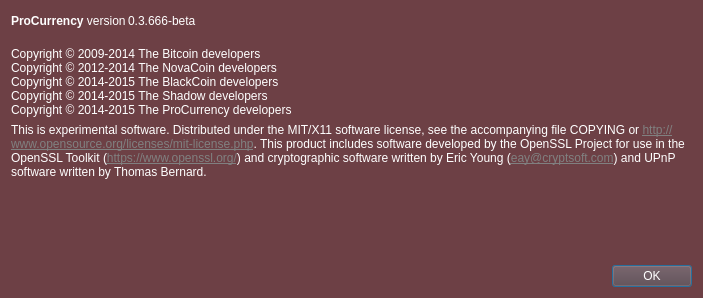
Qt form src/qt/forms/aboutdialog.ui (procommerce-io/procurrency) before a commit.
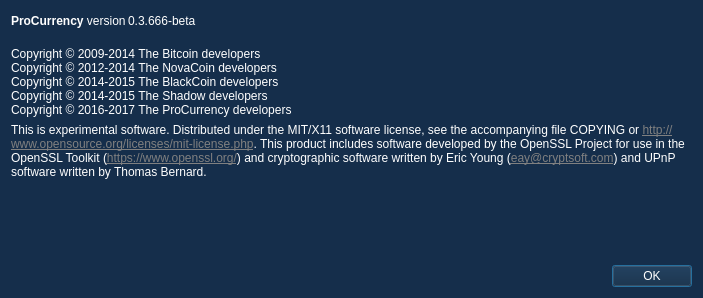
The same form after that commit. Icons and pictures are not drawn.

```diff
--- a/src/qt/forms/aboutdialog.ui
+++ b/src/qt/forms/aboutdialog.ui
@@ -14,7 +14,7 @@
    <string>About ProCurrency</string>
   </property>
   <property name="styleSheet">
-   <string notr="true">background-color: #6d4045;
+   <string notr="true">background-color: #152e4b;
 color: rgb(255, 255, 255);</string>
   </property>
   <layout class="QHBoxLayout" name="horizontalLayout_2">
@@ -77,7 +77,7 @@
           <cursorShape>IBeamCursor</cursorShape>
          </property>
          <property name="text">
-          <string>&lt;html&gt;&lt;head/&gt;&lt;body&gt;&lt;p&gt;Copyright © 2009-2014 The Bitcoin developers&lt;br/&gt;Copyright © 2012-2014 The NovaCoin developers&lt;br/&gt;Copyright © 2014-2015 The BlackCoin developers&lt;br/&gt;Copyright © 2014-2015 The Shadow developers&lt;br/&gt;Copyright © 2014-2015 The ProCurrency developers&lt;/p&gt;&lt;/body&gt;&lt;/html&gt;</string>
+          <string>&lt;html&gt;&lt;head/&gt;&lt;body&gt;&lt;p&gt;Copyright © 2009-2014 The Bitcoin developers&lt;br/&gt;Copyright © 2012-2014 The NovaCoin developers&lt;br/&gt;Copyright © 2014-2015 The BlackCoin developers&lt;br/&gt;Copyright © 2014-2015 The Shadow developers&lt;br/&gt;Copyright © 2016-2017 The ProCurrency developers&lt;/p&gt;&lt;/body&gt;&lt;/html&gt;</string>
          </property>
          <property name="textInteractionFlags">
           <set>Qt::LinksAccessibleByMouse|Qt::TextSelectableByKeyboard|Qt::TextSelectableByMouse</set>
@@ -142,7 +142,7 @@
      <item>
       <widget class="QDialogButtonBox" name="buttonBox">
        <property name="styleSheet">
-        <string notr="true">background-color: rgb(92, 61, 62);</string>
+        <string notr="true">background-color: rgb(11, 31, 55);</string>
        </property>
        <property name="orientation">
         <enum>Qt::Horizontal</enum>
```
Left out of the diff: 2 changed lines with no effect on the pictures.
